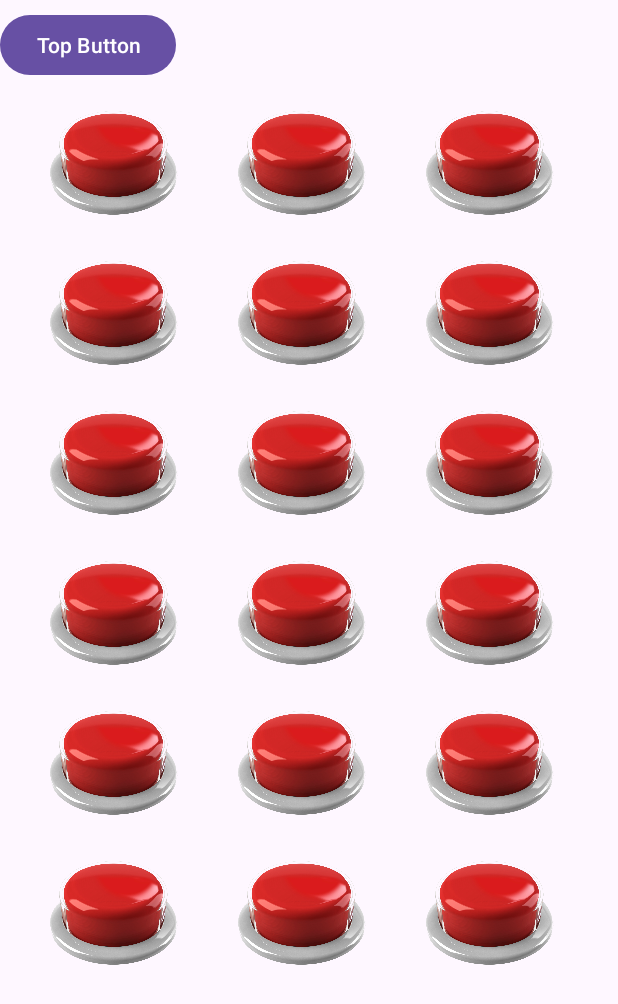
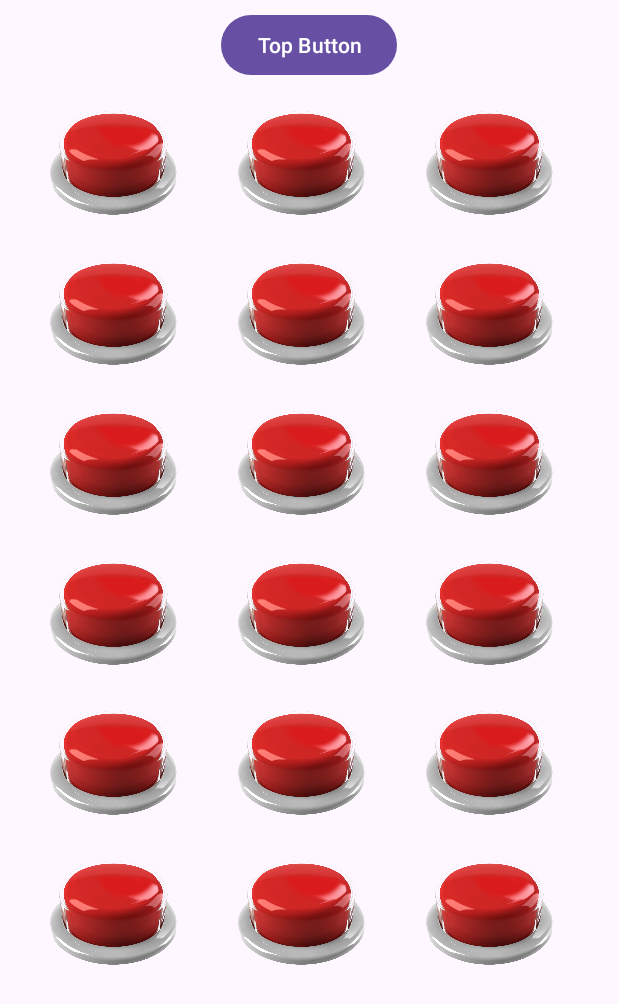
Before and after one commit to JustDhevs/Soundboard-App, an Android app: the screen it shows after launch (MainActivity), on a phone screen of 412 x 824 dp. Shown: the top 1004 px of the screen. Run offline under Robolectric (Android 15) with nearby library versions, the phone set to English and light mode, and no system bars.

Commit message:
Add some sound

```diff
--- a/app/src/main/java/com/SMK2/apkdheva/MainActivity.java
+++ b/app/src/main/java/com/SMK2/apkdheva/MainActivity.java
@@ -76,11 +76,11 @@ public class MainActivity extends AppCompatActivity {
 
         // Second Linear Layout Buttons
         ImageView Button4 = findViewById(R.id.Button11);
-        Button4.setTag(R.raw.ustdmrh);
+        Button4.setTag(R.raw.galaxy);
         Button4.setOnClickListener(playSound);
 
         ImageView Button5 = findViewById(R.id.Button12);
-        Button5.setTag(R.raw.wait);
+        Button5.setTag(R.raw.aduhh);
         Button5.setOnClickListener(playSound);
 
         ImageView Button6 = findViewById(R.id.Button13);
--- a/app/src/main/res/layout/activity_main.xml
+++ b/app/src/main/res/layout/activity_main.xml
@@ -15,7 +15,8 @@
         android:orientation="horizontal"
         android:layout_alignParentTop="true"
         android:layout_centerHorizontal="true"
-        android:layout_marginTop="6dp">
+        android:layout_marginTop="6dp"
+        android:gravity="center_horizontal">
 
 
         <Button
@@ -30,7 +31,9 @@
         android:layout_height="match_parent"
         android:layout_below="@id/Linear1"
         android:layout_marginTop="6dp">
-
+        <HorizontalScrollView
+            android:layout_width="match_parent"
+            android:layout_height="wrap_content">
         <RelativeLayout
             android:layout_width="match_parent"
             android:layout_height="wrap_content">
@@ -176,5 +179,6 @@
 
             </LinearLayout>
         </RelativeLayout>
+        </HorizontalScrollView>
     </ScrollView>
 </RelativeLayout>
```
Also changed, not shown: 2 other files.
